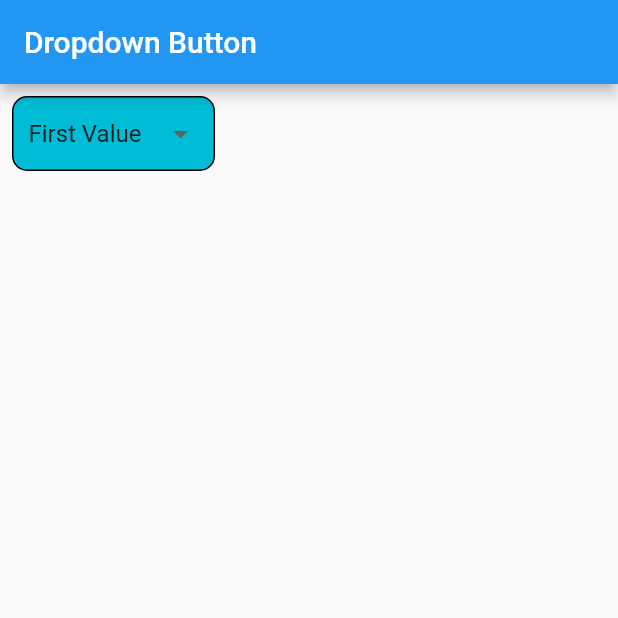
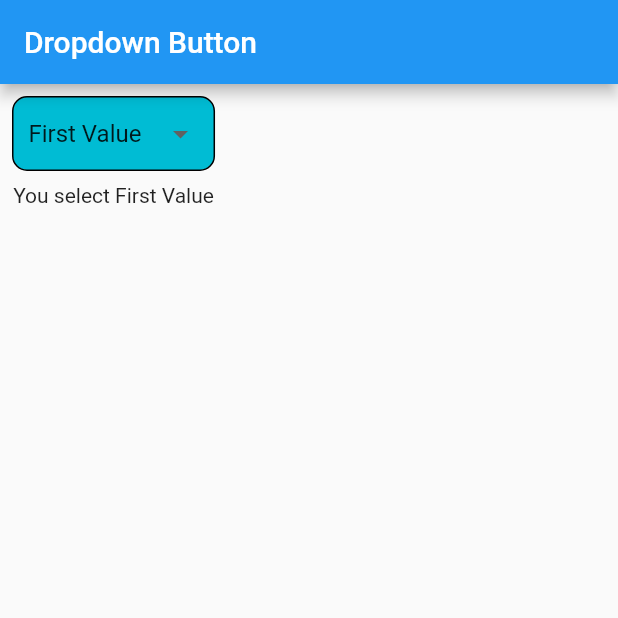
Before and after one commit to yashodgayashan/flutter-tutorial, a Flutter app: the screen it shows after launch, on a phone screen of 412 x 824 dp, the top half of it. Run offline on Flutter 3.47's test engine with Material 2 defaults, Android fonts, the phone set to English and light mode, and no system bars.

Commit message:
Complete dropdownButton tutorial code

```diff
--- a/lib/main.dart
+++ b/lib/main.dart
@@ -46,7 +46,9 @@ class _HomeState extends State<Home> {
       appBar: AppBar(
         title: Text("Dropdown Button"),
       ),
-      body: Padding(
+      body: Column(
+        children: <Widget>[
+          Padding(
             padding: const EdgeInsets.all(8.0),
             child: Container(
               padding: const EdgeInsets.only(left: 10.0,right: 10.0),
@@ -66,6 +68,9 @@ class _HomeState extends State<Home> {
               ),
             ),
           ),
+          Text("You select ${_selectedItem.name}"),
+        ],
+      ),
     );
   }
 }
```
Lines whose indentation alone changed are shown as unchanged.
